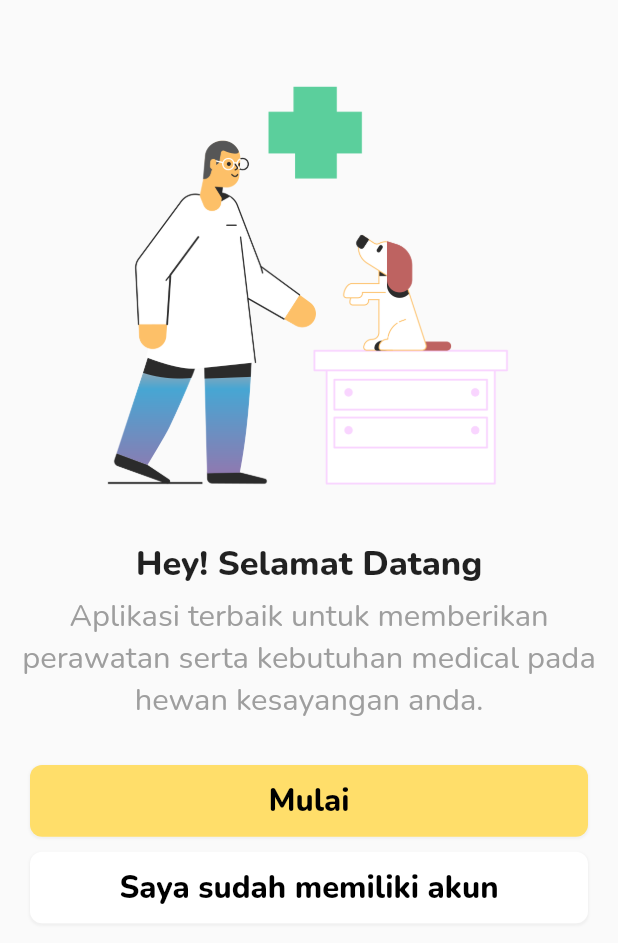
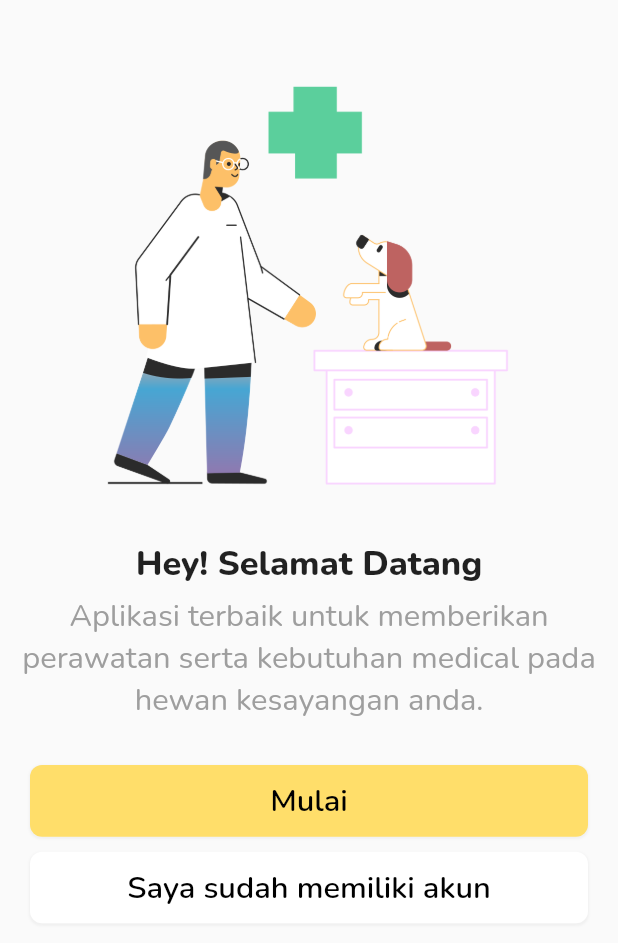
Before and after one commit to dewaprabawa/sr_project_flutter, a Flutter app: the screen it shows after launch, on a phone screen of 412 x 824 dp. Shown: the top 943 px of the screen. Run offline on Flutter 3.47's test engine with Material 2 defaults, Android fonts, the light colour scheme and no system bars; our stand-ins replace flutter_screenutil, google_fonts.

Commit message:
sign_in_view done

```diff
--- a/lib/app/app.dart
+++ b/lib/app/app.dart
@@ -1,14 +1,16 @@
+import 'package:flutter/cupertino.dart';
 import 'package:flutter/material.dart';
-import 'package:sr_project_flutter/app/views/auth/login.dart';
+import 'package:sr_project_flutter/app/views/auth/preload_view.dart';
 import 'package:flutter_screenutil/flutter_screenutil.dart';
+import './views/routes/router.dart' as sr;
 
 class App extends StatelessWidget {
   const App({Key? key}) : super(key: key);
-
   // This widget is the root of your application.
   @override
   Widget build(BuildContext context) {
     return ScreenUtilInit(builder: () => MaterialApp(
+      onGenerateRoute: sr.Router.generateRoute,
       debugShowCheckedModeBanner: false,
       theme: ThemeData(
       ),
--- a/lib/app/views/auth/login.dart
+++ b/lib/app/views/auth/preload_view.dart
@@ -61,59 +61,32 @@ class PreloadView extends StatelessWidget {
                 const SizedBox(
                   height: 30,
                 ),
-                Container(
-                  margin: const EdgeInsets.symmetric(horizontal: 20),
+                PrimaryButton(
+                  onTap: () {
+                    Navigator.pushNamed(context, "/sign_up");
+
+                  },
                   width: double.infinity,
+                  backgroundColor: const Color(0xffFFDE6A),
+                  borderRadius: BorderRadius.circular(8),
+                  buttonText: 'Mulai',
                   height: ScreenUtil().setHeight(40),
-                  decoration: BoxDecoration(
-                    boxShadow: [
-                        BoxShadow(
-                        color: Colors.grey.withOpacity(0.1),
-                        offset: Offset(0,1),
-                        blurRadius: 0.5,
-                        spreadRadius: 0.5
-                      )
-                    ],
-                      color: const Color(0xffFFDE6A),
-                      borderRadius: BorderRadius.circular(8)),
-                  child: Center(
-                    child: Text(
-                      "Mulai",
-                      style: GoogleFonts.nunito(
-                          color: Colors.black,
-                          fontWeight: FontWeight.w800,
-                          fontSize: ScreenUtil().setSp(18)),
-                    ),
-                  ),
+                  buttonTextColor: Colors.black,
                 ),
-                 const SizedBox(
+                const SizedBox(
                   height: 10,
                 ),
-                 Container(
-                  margin: const EdgeInsets.symmetric(horizontal: 20),
+                  PrimaryButton(
+                  onTap: () {
+                    Navigator.pushNamed(context, "/sign_in");
+                  },
                   width: double.infinity,
+                  backgroundColor: Colors.white,
+                  borderRadius: BorderRadius.circular(8),
+                  buttonText: 'Saya sudah memiliki akun',
                   height: ScreenUtil().setHeight(40),
-                  decoration: BoxDecoration(
-                    boxShadow: [
-                      BoxShadow(
-                        color: Colors.grey.withOpacity(0.1),
-                        offset: Offset(0,1),
-                        blurRadius: 0.5,
-                        spreadRadius: 0.5
-                      )
-                    ],
-                      color: Colors.white,
-                      borderRadius: BorderRadius.circular(8)),
-                  child: Center(
-                    child: Text(
-                      "Saya sudah memiliki akun",
-                      style: GoogleFonts.nunito(
-                          color: Colors.black,
-                          fontWeight: FontWeight.w800,
-                          fontSize: ScreenUtil().setSp(18)),
-                    ),
-                  ),
-                )
+                  buttonTextColor: Colors.black,
+                ),
               ],
             )
           ],
--- a/lib/app/widgets/primary_button.dart
+++ b/lib/app/widgets/primary_button.dart
@@ -5,38 +5,55 @@ import 'package:flutter_screenutil/flutter_screenutil.dart';
 import 'package:google_fonts/google_fonts.dart';
 
 class PrimaryButton extends StatelessWidget {
-  PrimaryButton(
-    String? buttonText
-    ,{
+  const PrimaryButton({
     Key? key,
-    double? width,
-    double? height,
-    Color? backgroundColor,
-    BorderRadius? borderRadius,
-    Color? buttonTextColor,
+   required this.buttonText,
+   required this.width,
+   required this.height,
+   required this.backgroundColor,
+   required this.borderRadius,
+   required this.buttonTextColor,
+   this.onTap
   }) : super(key: key);
-  final Color backgroundColor = Colors.white;
-  late BorderRadius borderRadius = BorderRadius.circular(10);
-  late String buttonText = "Mulai";
-  late double width = double.infinity;
-  late double height = 50;
-  late Color buttonTextColor = Colors.black;
+  final Color backgroundColor;
+  final BorderRadius borderRadius;
+  final String buttonText;
+  final double width;
+  final double height;
+  final Color buttonTextColor;
+  final Function? onTap;
 
   @override
   Widget build(BuildContext context) {
-    return Container(
+    return InkWell(
+      onTap: (){
+        onTap!();
+      },
+      child: Container(
+         margin: const EdgeInsets.symmetric(horizontal: 20),
         width: width,
         height: height,
         decoration: BoxDecoration(
+             boxShadow: [
+                          BoxShadow(
+                          color: Colors.grey.withOpacity(0.1),
+                          offset: Offset(0,1),
+                          blurRadius: 0.5,
+                          spreadRadius: 0.5
+                        )
+                      ],
            color: backgroundColor,
           borderRadius: borderRadius),
 
+        child: Center(
           child: Text(
             buttonText,
             style: GoogleFonts.nunito(
                 color: buttonTextColor,
-            fontWeight: FontWeight.w800,
+                fontWeight: FontWeight.w600,
                 fontSize: ScreenUtil().setSp(18)),
+          ),
+        ),
       ),
     );
   }
```
Also changed, not shown: lib/app/views/auth/sign_in_view.dart (added, +32 -0 lines), lib/app/views/auth/sign_up_view.dart (added, +90 -0 lines), lib/app/views/routes/router.dart (added, +24 -0 lines), lib/simulator_screenshot_CB0BA52B-570D-40AA-A81A-C69688BAB03E.png (added). Lines whose indentation alone changed are shown as unchanged.
